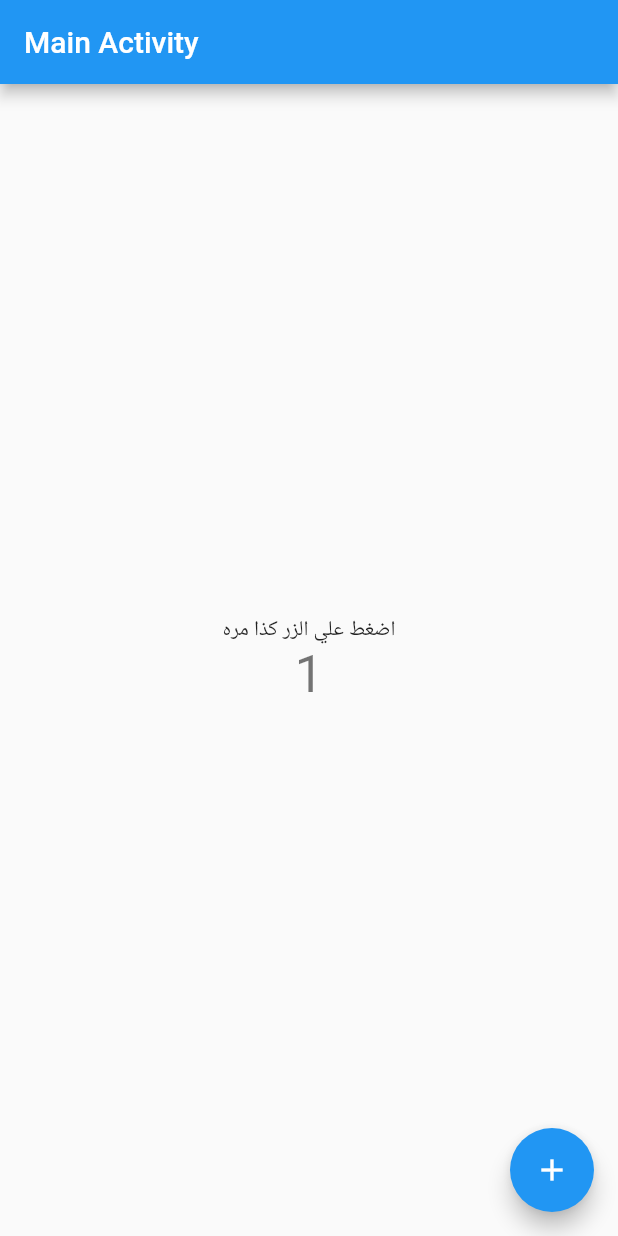
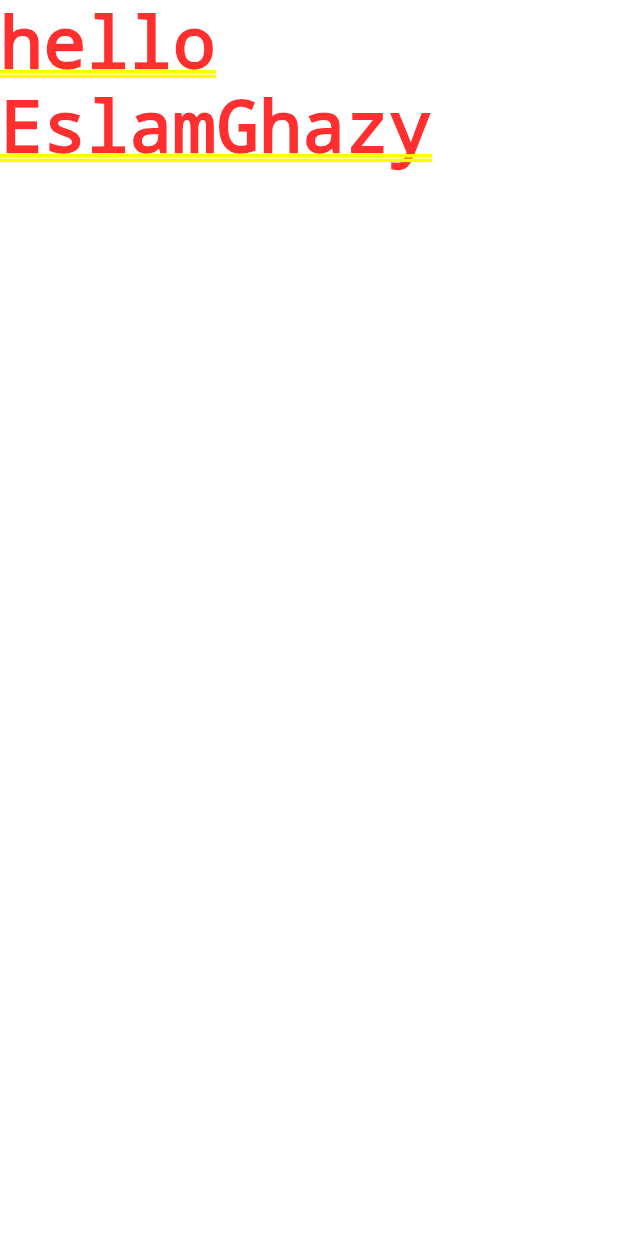
Before and after one commit to CoderEslam/flutter1app, a Flutter app: the screen it shows after launch, on a phone screen of 412 x 824 dp. Run offline on Flutter 3.47's test engine with Material 2 defaults, Android fonts, the phone set to English and light mode, and no system bars.

Commit message:
add text in screen

```diff
--- a/lib/main.dart
+++ b/lib/main.dart
@@ -1,113 +1,6 @@
 import 'package:flutter/material.dart';
 
-void main() => runApp(const MyApp());
+void main() => runApp(MaterialApp(
+  home: Text('hello EslamGhazy'),
 
-class MyApp extends StatelessWidget {
-  const MyApp({super.key});
-
-  // This widget is the root of your application.
-  @override
-  Widget build(BuildContext context) {
-    return MaterialApp(
-      title: 'Flutter Demo',
-      theme: ThemeData(
-        // This is the theme of your application.
-        //
-        // Try running your application with "flutter run". You'll see the
-        // application has a blue toolbar. Then, without quitting the app, try
-        // changing the primarySwatch below to Colors.green and then invoke
-        // "hot reload" (press "r" in the console where you ran "flutter run",
-        // or simply save your changes to "hot reload" in a Flutter IDE).
-        // Notice that the counter didn't reset back to zero; the application
-        // is not restarted.
-        primarySwatch: Colors.blue,
-      ),
-      home: const MyHomePage(title: 'Main Activity'),
-    );
-  }
-}
-
-class MyHomePage extends StatefulWidget {
-  const MyHomePage({super.key, required this.title});
-
-  // This widget is the home page of your application. It is stateful, meaning
-  // that it has a State object (defined below) that contains fields that affect
-  // how it looks.
-
-  // This class is the configuration for the state. It holds the values (in this
-  // case the title) provided by the parent (in this case the App widget) and
-  // used by the build method of the State. Fields in a Widget subclass are
-  // always marked "final".
-
-  final String title;
-
-  @override
-  State<MyHomePage> createState() => _MyHomePageState();
-}
-
-class _MyHomePageState extends State<MyHomePage> {
-  int _counter = 1; // as a private field
-
-  void _incrementCounter() {
-    setState(() {
-      // This call to setState tells the Flutter framework that something has
-      // changed in this State, which causes it to rerun the build method below
-      // so that the display can reflect the updated values. If we changed
-      // _counter without calling setState(), then the build method would not be
-      // called again, and so nothing would appear to happen.
-      _counter++;
-    });
-  }
-
-  @override
-  Widget build(BuildContext context) {
-    // This method is rerun every time setState is called, for instance as done
-    // by the _incrementCounter method above.
-    //
-    // The Flutter framework has been optimized to make rerunning build methods
-    // fast, so that you can just rebuild anything that needs updating rather
-    // than having to individually change instances of widgets.
-    return Scaffold(
-      appBar: AppBar(
-        // Here we take the value from the MyHomePage object that was created by
-        // the App.build method, and use it to set our appbar title.
-        title: Text(widget.title),
-      ),
-      body: Center(
-        // Center is a layout widget. It takes a single child and positions it
-        // in the middle of the parent.
-        child: Column(
-          // Column is also a layout widget. It takes a list of children and
-          // arranges them vertically. By default, it sizes itself to fit its
-          // children horizontally, and tries to be as tall as its parent.
-          //
-          // Invoke "debug painting" (press "p" in the console, choose the
-          // "Toggle Debug Paint" action from the Flutter Inspector in Android
-          // Studio, or the "Toggle Debug Paint" command in Visual Studio Code)
-          // to see the wireframe for each widget.
-          //
-          // Column has various properties to control how it sizes itself and
-          // how it positions its children. Here we use mainAxisAlignment to
-          // center the children vertically; the main axis here is the vertical
-          // axis because Columns are vertical (the cross axis would be
-          // horizontal).
-          mainAxisAlignment: MainAxisAlignment.center,
-          children: <Widget>[
-            const Text(
-              'اضغط علي الزر كذا مره',
-            ),
-            Text(
-              '$_counter',
-              style: Theme.of(context).textTheme.headline4,
-            ),
-          ],
-        ),
-      ),
-      floatingActionButton: FloatingActionButton(
-        onPressed: _incrementCounter,
-        tooltip: 'Increment',
-        child: const Icon(Icons.add),
-      ), // This trailing comma makes auto-formatting nicer for build methods.
-    );
-  }
-}
+));
```
